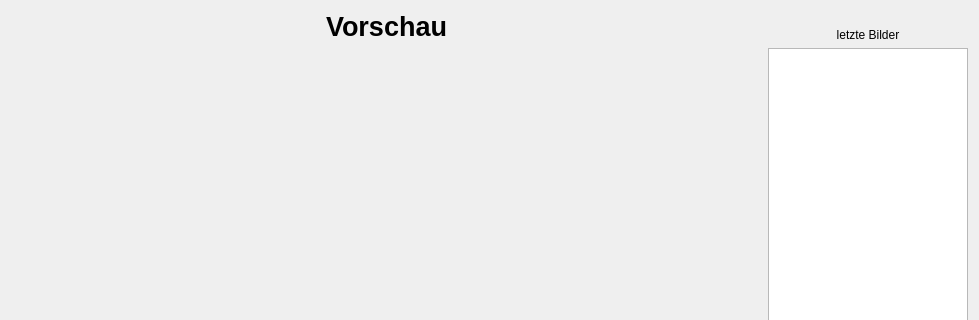
Before: the Qt Designer form photoBooth.ui in Nepomuk/photobooth, drawn with Qt 5; both pictures show x 0 to 979 and y 0 to 320 of the 979 by 635 pixel window.
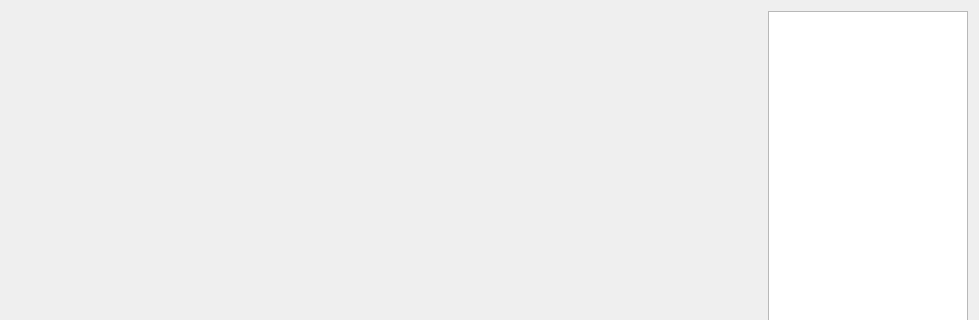
After: the same form once the commit is applied. Icons and pictures are not drawn.

Commit message: Remove the top labels, we don't need them

Patch:
```diff
--- a/photoBooth.ui
+++ b/photoBooth.ui
@@ -19,35 +19,7 @@
   <layout class="QVBoxLayout" name="verticalLayout">
    <item>
     <layout class="QGridLayout" name="gridLayout">
-     <item row="0" column="0">
-      <widget class="QLabel" name="label_title">
-       <property name="font">
-        <font>
-         <family>Helvetica Neue</family>
-         <pointsize>20</pointsize>
-         <weight>75</weight>
-         <bold>true</bold>
-        </font>
-       </property>
-       <property name="text">
-        <string notr="true">Vorschau</string>
-       </property>
-       <property name="alignment">
-        <set>Qt::AlignCenter</set>
-       </property>
-      </widget>
-     </item>
      <item row="0" column="1">
-      <widget class="QLabel" name="label_lastPictures">
-       <property name="text">
-        <string>letzte Bilder</string>
-       </property>
-       <property name="alignment">
-        <set>Qt::AlignBottom|Qt::AlignHCenter</set>
-       </property>
-      </widget>
-     </item>
-     <item row="1" column="1">
       <widget class="QListWidget" name="listWidget_lastPictures">
        <property name="sizePolicy">
         <sizepolicy hsizetype="Minimum" vsizetype="Expanding">
@@ -93,7 +65,7 @@
        </property>
       </widget>
      </item>
-     <item row="1" column="0">
+     <item row="0" column="0">
       <widget class="QLabel" name="label_pictureView">
        <property name="sizePolicy">
         <sizepolicy hsizetype="MinimumExpanding" vsizetype="MinimumExpanding">
```
The commit also changes 1 other file.
